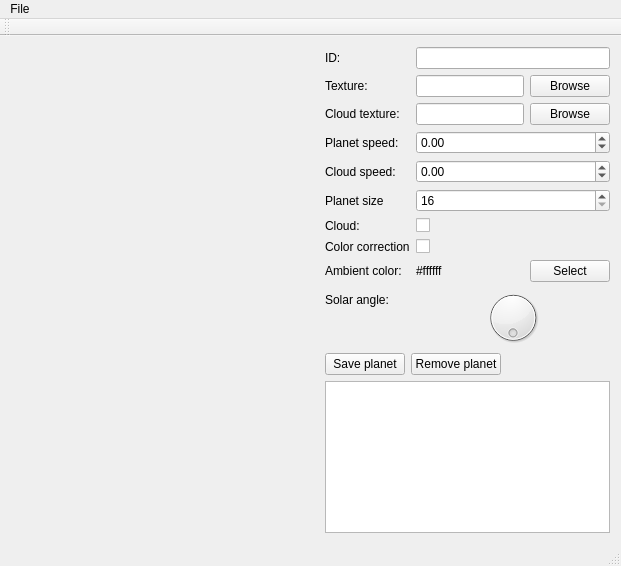
Before: the Qt Designer form tools/PlanetViewer/MainWindow.ui in ObKo/OpenSR, drawn with Qt 5.
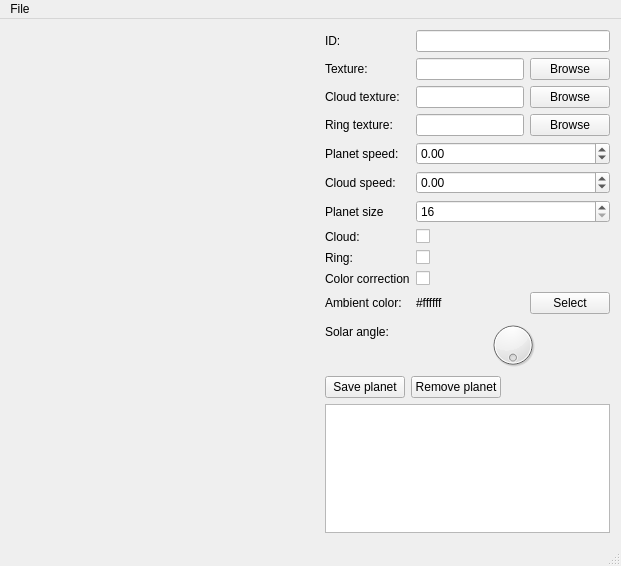
After: the same form once the commit is applied. Custom widgets are drawn as their Qt base class.

Commit message: Add planet ring support in PlanetViewer.

The edit to the form file:
```diff
--- a/tools/PlanetViewer/MainWindow.ui
+++ b/tools/PlanetViewer/MainWindow.ui
@@ -14,7 +14,7 @@
    <string>MainWindow</string>
   </property>
   <widget class="QWidget" name="centralWidget">
-   <layout class="QHBoxLayout" name="horizontalLayout_5" stretch="1,0">
+   <layout class="QHBoxLayout" name="horizontalLayout_6" stretch="1,0">
     <item>
      <widget class="PlanetViewer" name="planetWidget" native="true">
       <property name="sizePolicy">
@@ -89,14 +89,28 @@
           </item>
          </layout>
         </item>
-        <item row="3" column="0">
+        <item row="3" column="1">
+         <layout class="QHBoxLayout" name="horizontalLayout_5">
+          <item>
+           <widget class="QLineEdit" name="ringTexture"/>
+          </item>
+          <item>
+           <widget class="QPushButton" name="ringBrowse">
+            <property name="text">
+             <string>Browse</string>
+            </property>
+           </widget>
+          </item>
+         </layout>
+        </item>
+        <item row="4" column="0">
          <widget class="QLabel" name="label">
           <property name="text">
            <string>Planet speed:</string>
           </property>
          </widget>
         </item>
-        <item row="3" column="1">
+        <item row="4" column="1">
          <widget class="QDoubleSpinBox" name="planetSpeed">
           <property name="minimum">
            <double>-360.000000000000000</double>
@@ -106,14 +120,14 @@
           </property>
          </widget>
         </item>
-        <item row="4" column="0">
+        <item row="5" column="0">
          <widget class="QLabel" name="label_2">
           <property name="text">
            <string>Cloud speed:</string>
           </property>
          </widget>
         </item>
-        <item row="4" column="1">
+        <item row="5" column="1">
          <widget class="QDoubleSpinBox" name="cloudSpeed">
           <property name="minimum">
            <double>-360.000000000000000</double>
@@ -123,14 +137,14 @@
           </property>
          </widget>
         </item>
-        <item row="5" column="0">
+        <item row="6" column="0">
          <widget class="QLabel" name="label_3">
           <property name="text">
            <string>Planet size</string>
           </property>
          </widget>
         </item>
-        <item row="5" column="1">
+        <item row="6" column="1">
          <widget class="QSpinBox" name="planetSize">
           <property name="minimum">
            <number>16</number>
@@ -140,42 +154,42 @@
           </property>
          </widget>
         </item>
-        <item row="6" column="0">
+        <item row="7" column="0">
          <widget class="QLabel" name="label_4">
           <property name="text">
            <string>Cloud:</string>
           </property>
          </widget>
         </item>
-        <item row="6" column="1">
+        <item row="7" column="1">
          <widget class="QCheckBox" name="cloud">
           <property name="text">
            <string/>
           </property>
          </widget>
         </item>
-        <item row="7" column="0">
+        <item row="9" column="0">
          <widget class="QLabel" name="label_5">
           <property name="text">
            <string>Color correction</string>
           </property>
          </widget>
         </item>
-        <item row="7" column="1">
+        <item row="9" column="1">
          <widget class="QCheckBox" name="colorCorrection">
           <property name="text">
            <string/>
           </property>
          </widget>
         </item>
-        <item row="8" column="0">
+        <item row="10" column="0">
          <widget class="QLabel" name="label_9">
           <property name="text">
            <string>Ambient color:</string>
           </property>
          </widget>
         </item>
-        <item row="8" column="1">
+        <item row="10" column="1">
          <layout class="QHBoxLayout" name="horizontalLayout">
           <item>
            <widget class="QLabel" name="colorLabel">
@@ -199,14 +213,14 @@
           </item>
          </layout>
         </item>
-        <item row="9" column="0">
+        <item row="11" column="0">
          <widget class="QLabel" name="label_6">
           <property name="text">
            <string>Solar angle:</string>
           </property>
          </widget>
         </item>
-        <item row="9" column="1">
+        <item row="11" column="1">
          <widget class="QDial" name="solarAngle">
           <property name="maximum">
            <number>360</number>
@@ -219,6 +233,27 @@
           </property>
          </widget>
         </item>
+        <item row="3" column="0">
+         <widget class="QLabel" name="label_11">
+          <property name="text">
+           <string>Ring texture:</string>
+          </property>
+         </widget>
+        </item>
+        <item row="8" column="0">
+         <widget class="QLabel" name="label_12">
+          <property name="text">
+           <string>Ring:</string>
+          </property>
+         </widget>
+        </item>
+        <item row="8" column="1">
+         <widget class="QCheckBox" name="ring">
+          <property name="text">
+           <string/>
+          </property>
+         </widget>
+        </item>
        </layout>
       </item>
       <item>
@@ -289,14 +324,6 @@
    </widget>
    <addaction name="menuFile"/>
   </widget>
-  <widget class="QToolBar" name="mainToolBar">
-   <attribute name="toolBarArea">
-    <enum>TopToolBarArea</enum>
-   </attribute>
-   <attribute name="toolBarBreak">
-    <bool>false</bool>
-   </attribute>
-  </widget>
   <widget class="QStatusBar" name="statusBar"/>
   <action name="actionSave_JSON">
    <property name="text">
```
The commit also changes 6 other files.
